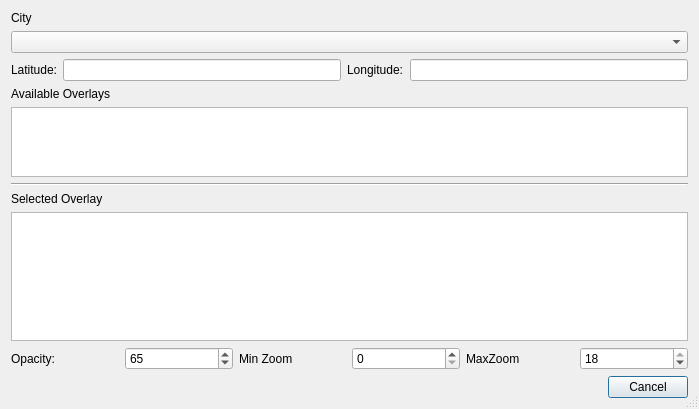
Above: mapper_app/ui/editcitydialog.ui from allenck/mapper before the change. Below: the same form after it.
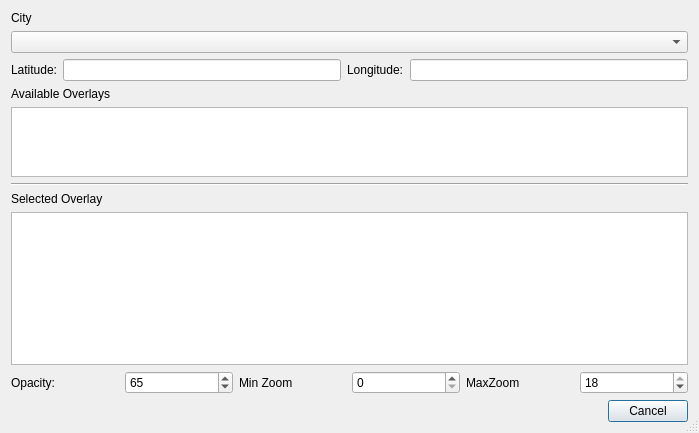
That is the form after the change. Custom widgets are drawn as their Qt base class.

The edit to the form file:
```diff
--- a/mapper_app/ui/editcitydialog.ui
+++ b/mapper_app/ui/editcitydialog.ui
@@ -7,7 +7,7 @@
     <x>0</x>
     <y>0</y>
     <width>699</width>
-    <height>409</height>
+    <height>433</height>
    </rect>
   </property>
   <property name="windowTitle">
```
Left out of the diff: 6 changed lines with no effect on the pictures.
